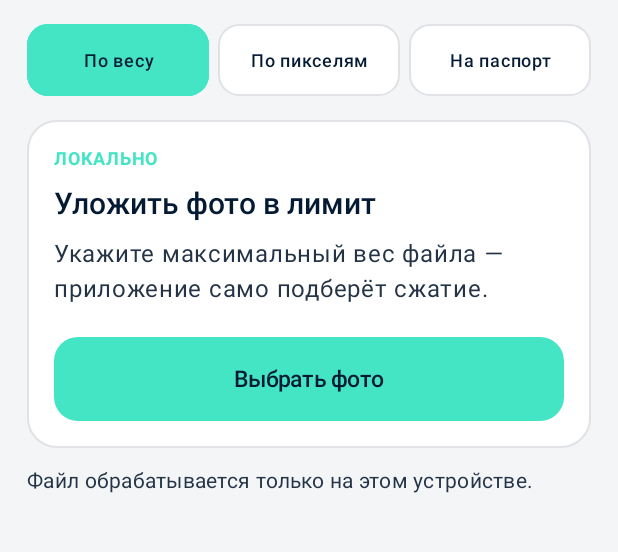
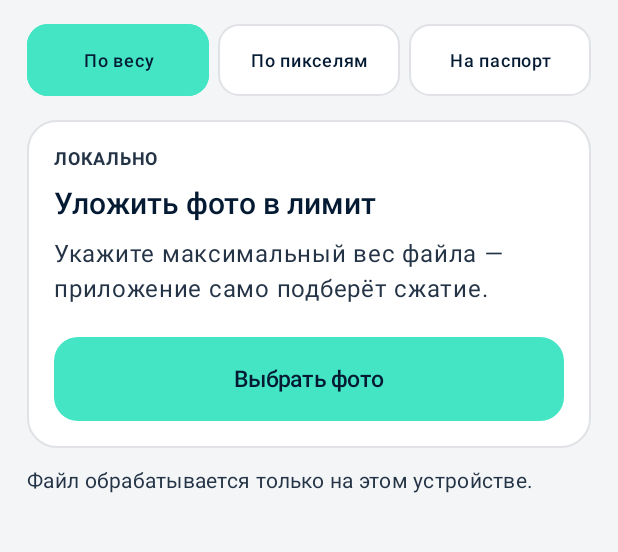
Before and after one commit to arvectum2/arvectum-tools, an Android app built with Jetpack Compose: the screen it shows after launch (MainActivity), on a phone screen of 412 x 824 dp, the part 183-735 px from its top. Run offline under Robolectric (Android 15) with nearby library versions, the light colour scheme and no system bars.

Commit message:
ui review 7: harden text contrast and final visual QA

```diff
--- a/app/src/main/java/ru/arvectum/tools/tosize/ui/BrandComponents.kt
+++ b/app/src/main/java/ru/arvectum/tools/tosize/ui/BrandComponents.kt
@@ -272,7 +272,7 @@ fun BrandSecondaryButton(
 fun BrandAccentText(
     text: String,
     modifier: Modifier = Modifier,
-    color: Color = MaterialTheme.colorScheme.primary,
+    color: Color = MaterialTheme.colorScheme.secondary,
 ) {
     Text(
         text = text,
```
